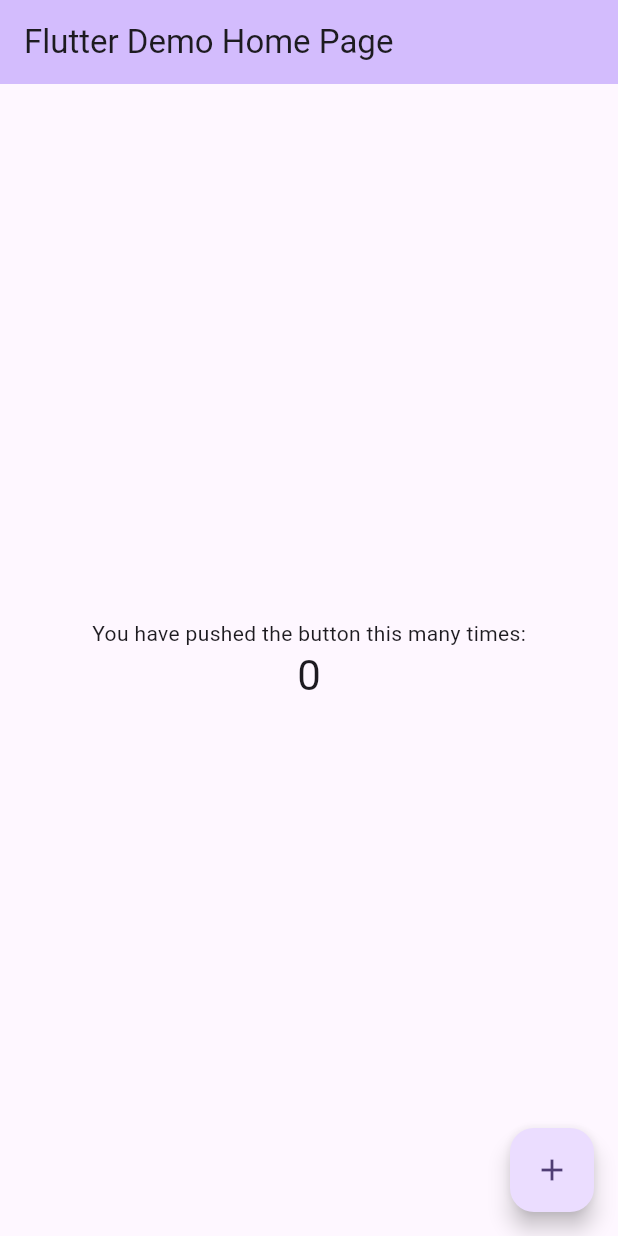
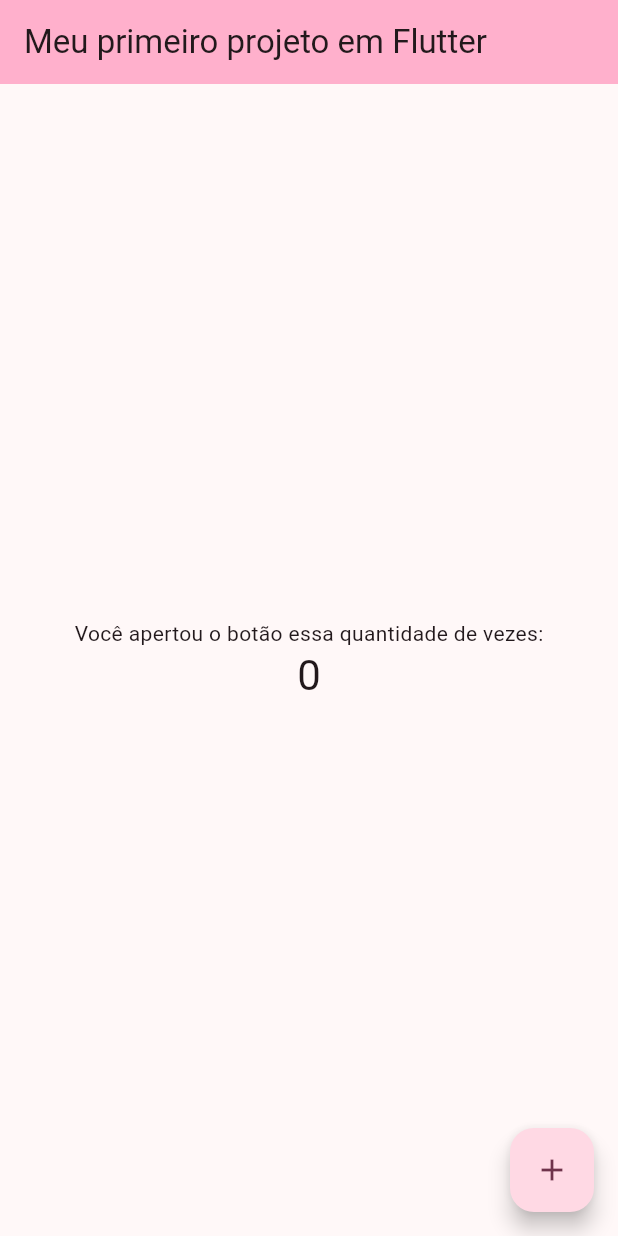
Before and after one commit to szaire/flutter-projects, a Flutter app: the screen it shows after launch, on a phone screen of 412 x 824 dp. Run offline on Flutter 3.47's test engine with Material 2 defaults, Android fonts, the phone set to English and light mode, and no system bars.

Commit message:
edit some code in main.dart

```diff
--- a/project1/lib/main.dart
+++ b/project1/lib/main.dart
@@ -28,10 +28,10 @@ class MyApp extends StatelessWidget {
         //
         // This works for code too, not just values: Most code changes can be
         // tested with just a hot reload.
-        colorScheme: ColorScheme.fromSeed(seedColor: Colors.deepPurple),
+        colorScheme: ColorScheme.fromSeed(seedColor: const Color.fromARGB(255, 183, 58, 116)),
         useMaterial3: true,
       ),
-      home: const MyHomePage(title: 'Flutter Demo Home Page'),
+      home: const MyHomePage(title: 'Meu primeiro projeto em Flutter'),
     );
   }
 }
@@ -106,7 +106,7 @@ class _MyHomePageState extends State<MyHomePage> {
           mainAxisAlignment: MainAxisAlignment.center,
           children: <Widget>[
             const Text(
-              'You have pushed the button this many times:',
+              'Você apertou o botão essa quantidade de vezes:',
             ),
             Text(
               '$_counter',
```
